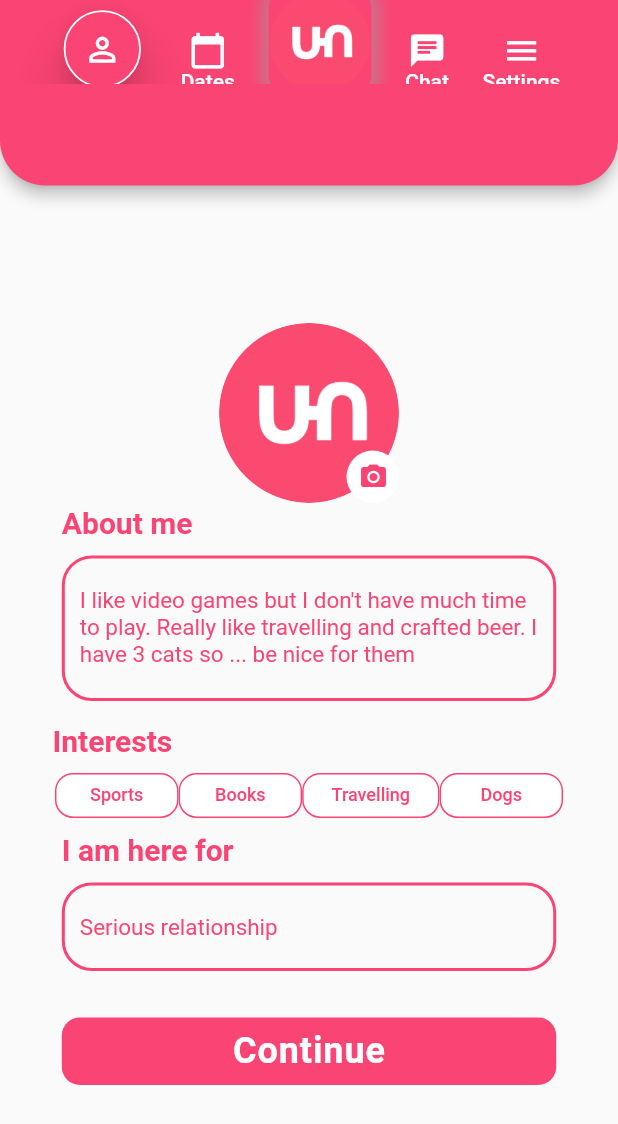
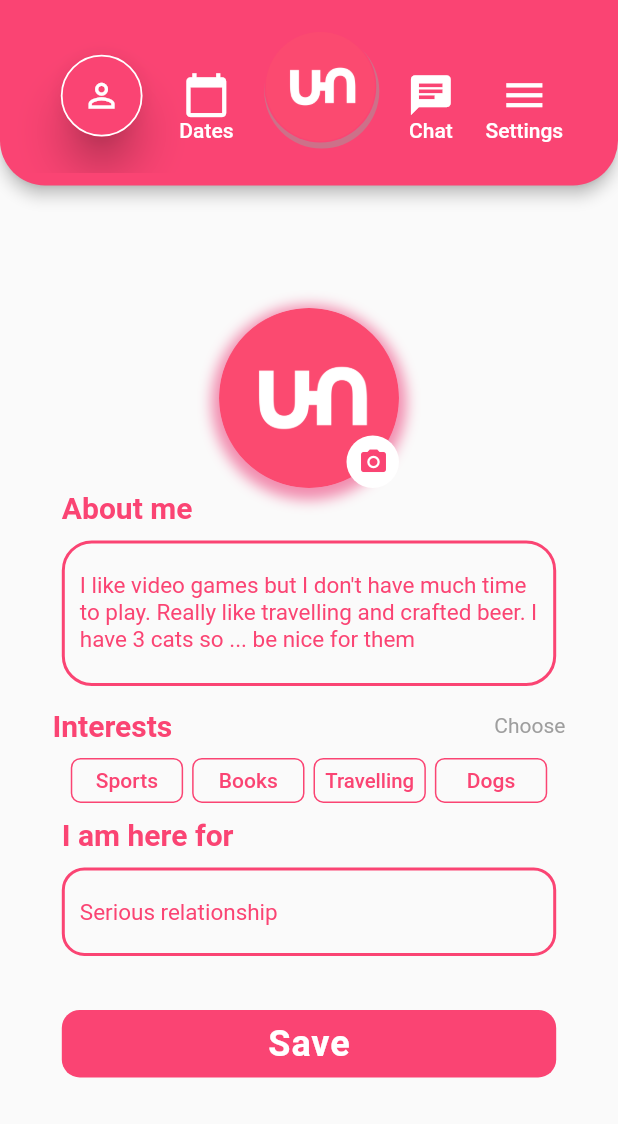
Before and after one commit to azzamjafri/Congle, a Flutter app: the UserAboutMe screen opened directly, on a phone screen of 412 x 824 dp. Shown: the top 1124 px of the screen. Run offline on Flutter 3.47's test engine with Material 2 defaults, Android fonts, the phone set to English and light mode, and no system bars; our stand-ins replace page_indicator, simple_animations; Roboto replaces fonts that are missing (ttnorms).

Commit message:
Fixations Done

```diff
--- a/lib/Auxiliary/app_bar.dart
+++ b/lib/Auxiliary/app_bar.dart
@@ -8,6 +8,7 @@ class MyAppBar extends StatelessWidget {
   Widget build(BuildContext context) {
     double height = displayHeight(context);
     return AppBar(
+      toolbarHeight: height * .140,
       backgroundColor: pinkColor,
       automaticallyImplyLeading: false,
       shape: RoundedRectangleBorder(
@@ -26,8 +27,8 @@ class MyAppBar extends StatelessWidget {
               borderRadius: BorderRadius.circular(100.0),
             ),
             child: Container(
-              height: height / 16,
-              width: height / 16,
+              height: height / 16 + 3,
+              width: height / 16 +  3,
                   decoration: BoxDecoration(
                       // color: Colors.white,
                       borderRadius: BorderRadius.all(Radius.circular(100.0)),
@@ -35,32 +36,32 @@ class MyAppBar extends StatelessWidget {
                   child: IconButton(onPressed: () {}, icon: Icon(Icons.person_outline, size: height / 32))),
           ),
           new Column(
-            children: [Icon(Icons.calendar_today, size: height / 32,), Text("Dates", style: style(),)],
+            children: [Icon(Icons.calendar_today, size: height / 32 + 6,), Text("Dates", style: style(),)],
           ),
           Container(
-              height: height / 12,
-              width: height / 12,
+              height: height / 12 + 6,
+              width: height / 12 + 6,
               decoration: BoxDecoration(
                 boxShadow: [
                   BoxShadow(
                     color: Colors.grey.withOpacity(0.5),
-                    spreadRadius: 5,
-                    blurRadius: 7,
-                    offset: Offset(0, 5), // changes position of shadow
+                    spreadRadius: 1,
+                    blurRadius: 0,
+                    offset: Offset(1, 3), // changes position of shadow
                   ),
                 ],
                 color: pinkColor,
                 border: Border.all(
                   color: Colors.transparent,
                 ),
-                borderRadius: BorderRadius.all(Radius.circular(12.0)),
+                borderRadius: BorderRadius.all(Radius.circular(80.0)),
               ),
               child: Image.asset('assets/logo.png')),
           new Column(
-            children: [Icon(Icons.chat, size: height / 32,), Text("Chat", style: style(), )],
+            children: [Icon(Icons.chat, size: height / 32 + 6,), Text("Chat", style: style(), )],
           ),
           new Column(
-            children: [Icon(Icons.menu, size: height / 32,), Text("Settings", style: style(),)],
+            children: [Icon(Icons.menu, size: height / 32 + 6,), Text("Settings", style: style(),)],
           ),
         ],
       ),
--- a/lib/IntroPage/user_about_me.dart
+++ b/lib/IntroPage/user_about_me.dart
@@ -2,6 +2,9 @@ import 'package:congle/Auxiliary/app_bar.dart';
 import 'package:congle/Auxiliary/colors.dart';
 import 'package:congle/Auxiliary/custom_size.dart';
 import 'package:flutter/material.dart';
+
+bool choose = false;
+// Widget currentPage;
 
 class UserAboutMe extends StatefulWidget {
   @override
@@ -29,7 +32,203 @@ class _UserAboutMeState extends State<UserAboutMe> {
     return new Scaffold(
         appBar: PreferredSize(
             preferredSize: Size.fromHeight(height * .150), child: MyAppBar()),
-      body: Center(
+        body: choose ? interestsMainPage() : aboutme());
+  }
+
+  // INTERESTS STARTS HERE ***************************
+
+  interestsMainPage() {
+    return Hero(
+        tag: 'interests',
+        child: WillPopScope(
+          onWillPop: () {
+            setState(() {
+              choose = !choose;
+            });
+            return null;
+          },
+                  child: Container(
+              height: MediaQuery.of(context).size.height,
+              // height: 200.0,
+              child: Material(
+                  child: Column(
+                mainAxisAlignment: MainAxisAlignment.center,
+                children: [
+                  Padding(
+                    padding: const EdgeInsets.only(left: 5.0, right: 35),
+                    child: Row(
+                      mainAxisAlignment: MainAxisAlignment.center,
+                      children: [
+                        IconButton(
+                          icon: Icon(Icons.arrow_back),
+                          onPressed: () {
+                            setState(() => choose = !choose);
+                          },
+                        ),
+                        Text(
+                          "Interests",
+                          style: TextStyle(
+                            fontSize: 20.0,
+                            color: pinkColor,
+                            fontWeight: FontWeight.bold,
+                            fontFamily: 'ttnorms',
+                          ),
+                        ),
+                        Spacer(),
+                        Text(
+                          "Select min 4",
+                          style: TextStyle(
+                            fontSize: 14.0,
+                            color: Colors.grey,
+                            fontFamily: 'ttnorms',
+                          ),
+                        )
+                      ],
+                    ),
+                  ),
+                  Padding(padding: EdgeInsets.only(top: 20.0, bottom: 20.0)),
+                  Column(
+                    children: [
+                      SafeArea(
+                        child: Row(
+                          mainAxisAlignment: MainAxisAlignment.center,
+                          children: [
+                            tags('Sports'),
+                            tags('Books'),
+                            tags('Travelling', 12.5),
+                            tags('Dogs'),
+                          ],
+                        ),
+                      ),
+                      SafeArea(
+                        child: Row(
+                          mainAxisAlignment: MainAxisAlignment.center,
+                          children: [
+                            tags('Cooking'),
+                            tags('Dancing'),
+                            tags('Photography', 11.0),
+                            tags('Art'),
+                          ],
+                        ),
+                      ),
+                      SafeArea(
+                        child: Row(
+                          mainAxisAlignment: MainAxisAlignment.center,
+                          children: [
+                            tags('Exercise'),
+                            tags('Sneakers'),
+                            tags('Cats'),
+                            tags('Dogs'),
+                          ],
+                        ),
+                      ),
+                      SafeArea(
+                        child: Row(
+                          mainAxisAlignment: MainAxisAlignment.center,
+                          children: [
+                            tags('Movies'),
+                            tags('Books'),
+                            tags('Roadtrips', 13.0),
+                            tags('Drinks'),
+                          ],
+                        ),
+                      ),
+                      SafeArea(
+                        child: Row(
+                          mainAxisAlignment: MainAxisAlignment.center,
+                          children: [
+                            tags('Tea'),
+                            tags('House parties', 11.0),
+                            tags('Comedy'),
+                            tags('Fashion'),
+                          ],
+                        ),
+                      ),
+                      SafeArea(
+                        child: Row(
+                          mainAxisAlignment: MainAxisAlignment.center,
+                          children: [
+                            tags('Poetry'),
+                            tags('Cricket'),
+                            tags('Football'),
+                            tags('Chai Sutta', 13.0),
+                          ],
+                        ),
+                      ),
+                    ],
+                  ),
+                  // Padding(padding: const EdgeInsets.only(top: 15.0, bottom: 35),),
+
+                  Align(
+                    alignment: AlignmentDirectional.centerEnd,
+                    child: Transform.translate(
+                      offset: Offset(-(MediaQuery.of(context).size.width) / 10, 50),
+                      child: Container(
+                          decoration: BoxDecoration(
+                              color: pinkColor,
+                              borderRadius: BorderRadius.all(Radius.circular(12))),
+                          height: 45.0,
+                          width: MediaQuery.of(context).size.width * .8,
+                          child: FlatButton(
+                              onPressed: () {},
+                              child: Text("Continue",
+                                  style: new TextStyle(
+                                    color: Colors.white,
+                                    fontSize: 24.0,
+                                    fontWeight: FontWeight.bold,
+                                    letterSpacing: 0.6,
+                                    fontFamily: 'ttnorms',
+                                  )))),
+                    ),
+                  ),
+                ],
+              ))),
+        ));
+  }
+
+  tags(String tag, [double size = 14.0]) {
+    bool temp = false;
+    return Padding(
+      padding: EdgeInsets.only(top: 5.0, bottom: 5.0, left: 2.0, right: 2.0),
+      child: GestureDetector(
+        onTap: () {
+          setState(() {
+            // temp = !temp;
+            if(temp)
+              temp = false;
+            else
+              temp = true;
+            print(temp.toString());
+          });
+        },
+        child: Container(
+          width: displayWidth(context) / 5.5,
+          height: 30.0,
+          decoration: BoxDecoration(
+              color: temp ? pinkColor : Colors.transparent,
+              // color: Colors.transparent,
+              border: Border.all(color: pinkColor),
+              borderRadius: BorderRadius.all(Radius.circular(5.0))),
+          child: Center(
+            child: Text(
+              "$tag",
+              style: TextStyle(
+                  fontWeight: FontWeight.w500,
+                  color: temp ? Colors.white : pinkColor,
+                  // color: pinkColor,
+                  fontSize: size),
+            ),
+          ),
+        ),
+      ),
+    );
+  }
+
+  // INTERESTS END HERE #######################
+
+  // ABOUT ME MAIN PAGE *************************************
+  aboutme() {
+    return Center(
       child: SingleChildScrollView(
         child: Column(
           mainAxisAlignment: MainAxisAlignment.center,
@@ -51,17 +250,24 @@ class _UserAboutMeState extends State<UserAboutMe> {
               padding: EdgeInsets.only(top: 5.0, bottom: 5.0),
               child: hereFor(),
             ),
-              Padding(
+            Align(
+              alignment: AlignmentDirectional.centerEnd,
+                          child: Transform.translate(
+                            offset: Offset(-(MediaQuery.of(context).size.width) / 10, 5),
+                                                      child: Padding(
                 padding: EdgeInsets.only(top: 15.0, bottom: 10.0),
                 child: continueButton(),
               ),
+                          ),
+            ),
+            Padding(padding: EdgeInsets.all(10.0)),
           ],
-          ),
         ),
       ),
     );
   }
 
+  // ABOUT ME DUNCTINOS ***********************************
   profilePic() {
     return Stack(
       children: [
@@ -69,6 +275,14 @@ class _UserAboutMeState extends State<UserAboutMe> {
             height: 120.0,
             width: 120.0,
             decoration: BoxDecoration(
+                boxShadow: [
+                  BoxShadow(
+                    color: Colors.pink.withOpacity(0.5),
+                    spreadRadius: 5,
+                    blurRadius: 7,
+                    offset: Offset(0, 3), // changes position of shadow
+                  ),
+                ],
                 // color: pinkColor,
                 borderRadius: BorderRadius.all(Radius.circular(100))),
             child: ClipRRect(
@@ -94,8 +308,6 @@ class _UserAboutMeState extends State<UserAboutMe> {
                         color: pinkColor,
                       )))),
         ),
-
-
       ],
     );
   }
@@ -109,7 +321,7 @@ class _UserAboutMeState extends State<UserAboutMe> {
         width: MediaQuery.of(context).size.width * .8,
         child: FlatButton(
             onPressed: () {},
-            child: Text("Continue",
+            child: Text("Save",
                 style: new TextStyle(
                   color: Colors.white,
                   fontSize: 24.0,
@@ -124,8 +336,11 @@ class _UserAboutMeState extends State<UserAboutMe> {
       crossAxisAlignment: CrossAxisAlignment.start,
       children: [
         Padding(
-          padding: const EdgeInsets.only(left: 35.0),
-          child: Text(
+          padding: const EdgeInsets.only(left: 35.0, right: 35),
+          child: Row(
+            mainAxisAlignment: MainAxisAlignment.spaceBetween,
+            children: [
+              Text(
                 "Interests",
                 style: TextStyle(
                   fontSize: 20.0,
@@ -134,92 +349,131 @@ class _UserAboutMeState extends State<UserAboutMe> {
                   fontFamily: 'ttnorms',
                 ),
               ),
+              Hero(
+                tag: 'interests',
+                child: GestureDetector(
+                  onTap: () {
+                    // Navigator.push(context, MaterialPageRoute(builder: (context) => Interests()));
+                    setState(() {
+                      choose = !choose;
+                      // currentPage = Interests();
+                      // this.widget.callback(new Interests(this.callback));
+                    });
+                  },
+                  child: Text(
+                    "Choose",
+                    style: TextStyle(
+                      fontSize: 14.0,
+                      color: Colors.grey,
+                      fontFamily: 'ttnorms',
+                    ),
+                  ),
+                ),
+              )
+            ],
+          ),
         ),
         Padding(padding: EdgeInsets.fromLTRB(0.0, 5.0, 0.0, 5.0)),
         SafeArea(
           child: Row(
             mainAxisAlignment: MainAxisAlignment.center,
             children: [
-              Container(
-                width: displayWidth(context) / 5,
-                height: 30.0,
-                child: FlatButton(
-                  onPressed: () {
+              GestureDetector(
+                onTap: () {
                   setState(() {
                     sports = !sports;
                   });
                 },
-                  shape: RoundedRectangleBorder(
-                      borderRadius: BorderRadius.circular(12.0),
-                      side: BorderSide(color: pinkColor)),
-                  color: sports ? pinkColor : Colors.white,
+                child: Container(
+                  width: displayWidth(context) / 5.5,
+                  height: 30.0,
+                  decoration: BoxDecoration(
+                      color: sports ? pinkColor : Colors.transparent,
+                      border: Border.all(color: pinkColor),
+                      borderRadius: BorderRadius.all(Radius.circular(6.5))),
+                  child: Center(
                     child: Text(
                       "Sports",
                       style: TextStyle(
+                          fontWeight: FontWeight.w500,
                           color: sports ? Colors.white : pinkColor,
-                        fontSize: 12.0),
+                          fontSize: 14.0),
                     ),
                   ),
                 ),
-              Container(
-                width: displayWidth(context) / 5,
-                height: 30.0,
-                child: FlatButton(
-                  onPressed: () {
+              ),
+              Padding(padding: EdgeInsets.only(left: 3.0, right: 3.0)),
+              GestureDetector(
+                onTap: () {
                   setState(() {
                     books = !books;
                   });
                 },
-                  shape: RoundedRectangleBorder(
-                      borderRadius: BorderRadius.circular(12.0),
-                      side: BorderSide(color: pinkColor)),
-                  color: books ? pinkColor : Colors.white,
+                child: Container(
+                  width: displayWidth(context) / 5.5,
+                  height: 30.0,
+                  decoration: BoxDecoration(
+                      color: books ? pinkColor : Colors.transparent,
+                      border: Border.all(color: pinkColor),
+                      borderRadius: BorderRadius.all(Radius.circular(6.5))),
+                  child: Center(
                     child: Text(
                       "Books",
                       style: TextStyle(
+                          fontWeight: FontWeight.w500,
                           color: books ? Colors.white : pinkColor,
-                        fontSize: 12.0),
+                          fontSize: 14.0),
                     ),
                   ),
                 ),
-              Container(
-                width: displayWidth(context) / 4.5,
-                height: 30.0,
-                child: FlatButton(
-                  onPressed: () {
+              ),
+              Padding(padding: EdgeInsets.only(left: 3.0, right: 3.0)),
+              GestureDetector(
+                onTap: () {
                   setState(() {
                     travelling = !travelling;
                   });
                 },
-                  shape: RoundedRectangleBorder(
-                      borderRadius: BorderRadius.circular(12.0),
-                      side: BorderSide(color: pinkColor)),
-                  color: travelling ? pinkColor : Colors.white,
+                child: Container(
+                  width: displayWidth(context) / 5.5,
+                  height: 30.0,
+                  decoration: BoxDecoration(
+                      color: travelling ? pinkColor : Colors.transparent,
+                      border: Border.all(color: pinkColor),
+                      borderRadius: BorderRadius.all(Radius.circular(6.5))),
+                  child: Center(
                     child: Text(
                       "Travelling",
                       style: TextStyle(
+                          fontWeight: FontWeight.w500,
                           color: travelling ? Colors.white : pinkColor,
-                        fontSize: 12.0),
+                          fontSize: 13.6),
                     ),
                   ),
                 ),
-              Container(
-                width: displayWidth(context) / 5,
-                height: 30.0,
-                child: FlatButton(
-                  onPressed: () {
+              ),
+              Padding(padding: EdgeInsets.only(left: 3.0, right: 3.0)),
+              GestureDetector(
+                onTap: () {
                   setState(() {
                     dogs = !dogs;
                   });
                 },
-                  shape: RoundedRectangleBorder(
-                      borderRadius: BorderRadius.circular(12.0),
-                      side: BorderSide(color: pinkColor)),
-                  color: dogs ? pinkColor : Colors.white,
+                child: Container(
+                  width: displayWidth(context) / 5.5,
+                  height: 30.0,
+                  decoration: BoxDecoration(
+                      color: dogs ? pinkColor : Colors.transparent,
+                      border: Border.all(color: pinkColor),
+                      borderRadius: BorderRadius.all(Radius.circular(6.5))),
+                  child: Center(
                     child: Text(
                       "Dogs",
                       style: TextStyle(
-                        color: dogs ? Colors.white : pinkColor, fontSize: 12.0),
+                          fontWeight: FontWeight.w500,
+                          color: dogs ? Colors.white : pinkColor,
+                          fontSize: 14.0),
+                    ),
                   ),
                 ),
               ),
@@ -229,124 +483,6 @@ class _UserAboutMeState extends State<UserAboutMe> {
       ],
     );
   }
-
-  // interests() {
-  //   return Column(
-  //     crossAxisAlignment: CrossAxisAlignment.start,
-  //     children: [
-  //       Padding(
-  //         padding: const EdgeInsets.only(left: 35.0),
-  //         child: Text(
-  //           "Interests",
-  //           style: TextStyle(
-  //             fontSize: 20.0,
-  //             color: pinkColor,
-  //             fontWeight: FontWeight.bold,
-  //             fontFamily: 'ttnorms',
-  //           ),
-  //         ),
-  //       ),
-  //       Padding(padding: EdgeInsets.fromLTRB(0.0, 5.0, 0.0, 5.0)),
-  //       SafeArea(
-  //         child: Column(
-
-  //           children: [
-  //             Row(
-  //               mainAxisAlignment: MainAxisAlignment.center,
-  //               children: [
-  //                 Container(
-  //                   width: displayWidth(context) / 5,
-  //                   height: 30.0,
-  //                   child: FlatButton(
-  //                     onPressed: () {
-  //                       setState(() {
-  //                         sports = !sports;
-  //                       });
-  //                     },
-  //                     shape: RoundedRectangleBorder(
-  //                         borderRadius: BorderRadius.circular(12.0),
-  //                         side: BorderSide(color: pinkColor)),
-  //                     color: sports ? pinkColor : Colors.white,
-  //                     child: Text(
-  //                       "Sports",
-  //                       style: TextStyle(
-  //                           color: sports ? Colors.white : pinkColor,
-  //                           fontSize: 12.0),
-  //                     ),
-  //                   ),
-  //                 ),
-  //                 Container(
-  //                   width: displayWidth(context) / 4.5,
-  //                   height: 30.0,
-  //                   child: FlatButton(
-  //                     onPressed: () {
-  //                       setState(() {
-  //                         books = !books;
-  //                       });
-  //                     },
-  //                     shape: RoundedRectangleBorder(
-  //                         borderRadius: BorderRadius.circular(12.0),
-  //                         side: BorderSide(color: pinkColor)),
-  //                     color: books ? pinkColor : Colors.white,
-  //                     child: Text(
-  //                       "Books",
-  //                       style: TextStyle(
-  //                           color: books ? Colors.white : pinkColor,
-  //                           fontSize: 14.0),
-  //                     ),
-  //                   ),
-  //                 ),
-  //               ],
-  //             ),
-
-  //             Row(
-  //               mainAxisAlignment: MainAxisAlignment.center,
-  //               children: [
-
-  //             Container(
-  //               width: displayWidth(context) / 4.5 ,
-  //               height: 30.0,
-  //               child: FlatButton(
-  //                 onPressed: (){
-  //                 setState(() {
-  //                   travelling = !travelling;
-  //                 });
-  //               },
-  //               shape: RoundedRectangleBorder(
-  //                 borderRadius: BorderRadius.circular(12.0),
-  //                 side: BorderSide(color: pinkColor)
-  //               ),
-  //               color: travelling ? pinkColor : Colors.white,
-  //               child: Text("Travelling", style: TextStyle(color: travelling ? Colors.white : pinkColor, fontSize: 12.0),),
-  //               ),
-  //             ),
-
-  //             Container(
-  //               width: displayWidth(context) / 4.5 ,
-  //               height: 30.0,
-  //               child: FlatButton(
-  //                 onPressed: (){
-  //                 setState(() {
-  //                   dogs = !dogs;
-  //                 });
-  //               },
-  //               shape: RoundedRectangleBorder(
-  //                 borderRadius: BorderRadius.circular(12.0),
-  //                 side: BorderSide(color: pinkColor)
-  //               ),
-  //               color: dogs ? pinkColor : Colors.white,
-  //               child: Text("Dogs", style: TextStyle(color: sports ? Colors.white : pinkColor, fontSize: 14.0),),
-  //               ),
-  //             ),
-
-  //               ],
-  //             )
-  //           ],
-  //         ),
-  //       ),
-  //     ],
-  //   );
-  // }
 
   hereFor() {
     return Column(
@@ -373,7 +509,7 @@ class _UserAboutMeState extends State<UserAboutMe> {
             decoration: InputDecoration(
                 enabledBorder: OutlineInputBorder(
                   borderSide: BorderSide(width: 2.0, color: pinkColor),
-                  borderRadius: BorderRadius.circular(20),
+                  borderRadius: BorderRadius.circular(15.0),
                 ),
                 border: OutlineInputBorder(
                     borderSide: BorderSide(width: 4),
@@ -435,4 +571,6 @@ class _UserAboutMeState extends State<UserAboutMe> {
       ],
     );
   }
+
+  // ABOUT ME ENDS HERE ######################
 }
```
Also changed, not shown: lib/IntroPage/intro_page.dart (+25 -18 lines), assets/tab1.png (added), assets/tab2.png (added), assets/tab3.png (added). Lines whose indentation alone changed are shown as unchanged.
